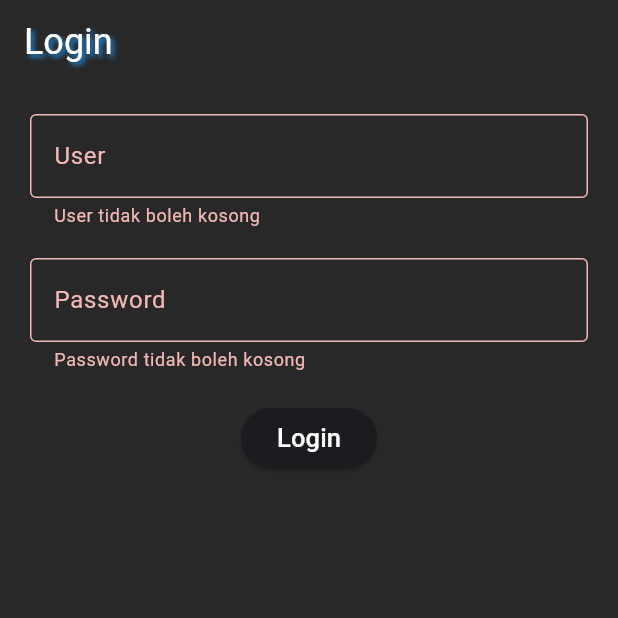
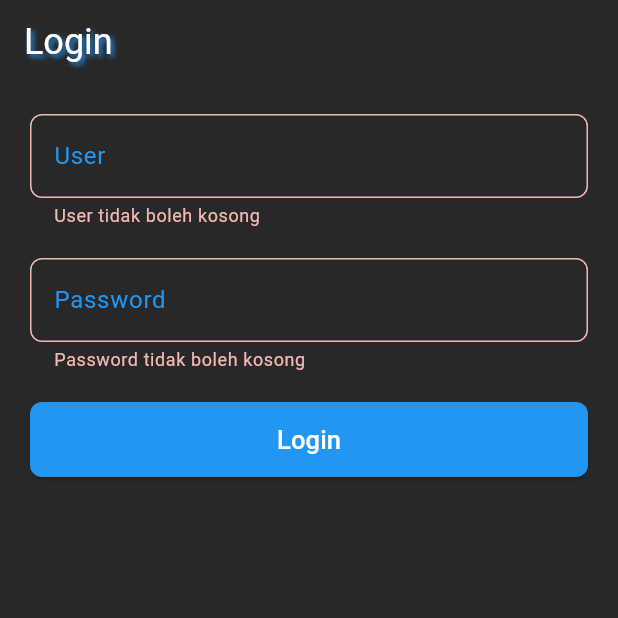
Before and after one commit to aarif29/WorkflowPLN, a Flutter app: the screen it shows after launch, after a tap on "Login", on a phone screen of 412 x 824 dp, the top half of it. Run offline on Flutter 3.47's test engine with Material 3 defaults, Android fonts, the phone set to English and light mode, and no system bars; our stand-ins replace get.

Commit message:
update ui

```diff
--- a/lib/login_screen.dart
+++ b/lib/login_screen.dart
@@ -1,5 +1,6 @@
 import 'package:flutter/material.dart';
-import 'widget/navbar_overlay.dart'; // Import BerandaScreen
+import 'package:get/get.dart';
+import '../widget/navbar_overlay.dart'; // Impor BerandaScreen
 
 class LoginScreen extends StatefulWidget {
   const LoginScreen({super.key});
@@ -13,34 +14,31 @@ class _LoginScreenState extends State<LoginScreen> {
   String _user = '';
   String _password = '';
 
-
   void _attemptLogin() {
     if (_formKey.currentState!.validate()) {
       _formKey.currentState!.save();
       if (_user == 'user' && _password == 'admin') {
         // Login sukses -> navigasi ke BerandaScreen
-        Navigator.pushReplacement(
-          context,
-          MaterialPageRoute(builder: (context) => BerandaScreen()),
-        );
+        Get.off(() => const BerandaScreen());
       } else {
-        // Login gagal -> tampilkan alert
-        showDialog(
-          context: context,
-          builder: (context) {
-            return AlertDialog(
-              title: const Text('Login Ditolak'),
-              content: const Text('User atau password salah'),
-              actions: [
-                TextButton(
-                  onPressed: () {
-                    Navigator.of(context).pop();
-                  },
-                  child: const Text('OK'),
-                ),
-              ],
-            );
-          },
+        // Login gagal -> tampilkan snackbar
+        Get.snackbar(
+          'Error',
+          'User atau password salah',
+          backgroundColor: Colors.red,
+          colorText: Colors.white,
+          snackPosition: SnackPosition.BOTTOM,
+          duration: const Duration(seconds: 1),
+          titleText: const Text(
+            'Error',
+            textAlign: TextAlign.center,
+            style: TextStyle(fontSize: 18, fontWeight: FontWeight.bold),
+          ),
+          messageText: const Text(
+            'User atau password salah',
+            textAlign: TextAlign.center,
+            style: TextStyle(fontSize: 16),
+          ),
         );
       }
     }
@@ -49,7 +47,11 @@ class _LoginScreenState extends State<LoginScreen> {
   @override
   Widget build(BuildContext context) {
     return Scaffold(
-      appBar: AppBar(title: const Text('Login')),
+      appBar: AppBar(
+        title: const Text('Login'),
+        backgroundColor: Color.fromARGB(255, 40, 40, 40), // Ganti AppColors.primary dengan Colors.blue
+        iconTheme: const IconThemeData(color: Colors.white),
+      ),
       body: Padding(
         padding: const EdgeInsets.all(20.0),
         child: Form(
@@ -57,31 +59,42 @@ class _LoginScreenState extends State<LoginScreen> {
           child: Column(
             children: [
               TextFormField(
-                decoration: const InputDecoration(
+                decoration: InputDecoration(
                   labelText: 'User',
-                  border: OutlineInputBorder(),
+                  border: OutlineInputBorder(
+                    borderSide: const BorderSide(color: Colors.blue), // Ganti AppColors.primary
+                    borderRadius: BorderRadius.circular(8.0),
+                  ),
+                  labelStyle: const TextStyle(color: Colors.blue), // Ganti AppColors.primary
                 ),
-                validator:
-                    (value) =>
-                        value!.isEmpty ? 'User tidak boleh kosong' : null,
+                validator: (value) => value!.isEmpty ? 'User tidak boleh kosong' : null,
                 onSaved: (value) => _user = value!,
               ),
               const SizedBox(height: 20),
               TextFormField(
-                decoration: const InputDecoration(
+                decoration: InputDecoration(
                   labelText: 'Password',
-                  border: OutlineInputBorder(),
+                  border: OutlineInputBorder(
+                    borderSide: const BorderSide(color: Colors.blue), // Ganti AppColors.primary
+                    borderRadius: BorderRadius.circular(8.0),
+                  ),
+                  labelStyle: const TextStyle(color: Colors.blue), // Ganti AppColors.primary
                 ),
                 obscureText: true,
-                validator:
-                    (value) =>
-                        value!.isEmpty ? 'Password tidak boleh kosong' : null,
+                validator: (value) => value!.isEmpty ? 'Password tidak boleh kosong' : null,
                 onSaved: (value) => _password = value!,
                 onFieldSubmitted: (value) => _attemptLogin(),
               ),
               const SizedBox(height: 20),
               ElevatedButton(
                 onPressed: _attemptLogin,
+                style: ElevatedButton.styleFrom(
+                  backgroundColor: Colors.blue, // Ganti AppColors.primary
+                  minimumSize: const Size(double.infinity, 50),
+                  shape: RoundedRectangleBorder(
+                    borderRadius: BorderRadius.circular(8.0),
+                  ),
+                ),
                 child: const Text(
                   'Login',
                   style: TextStyle(color: Colors.white, fontSize: 17.0),
```
